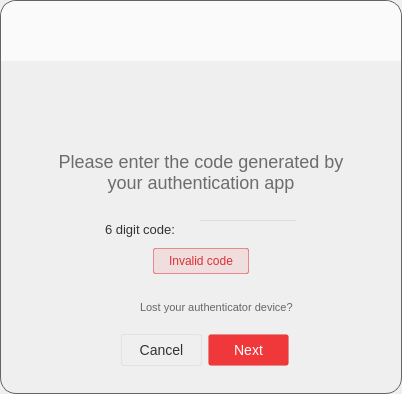
The window that src/MEGASync/gui/win/GuestWidget.ui (meganz/MEGAsync) describes before a commit, drawn with Qt 5.
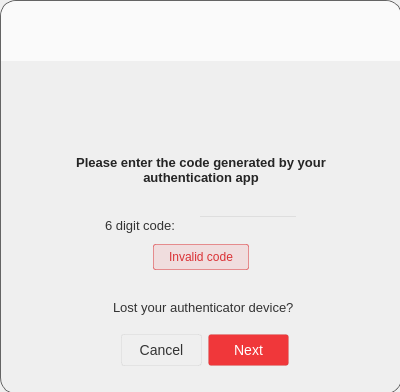
The same window after the commit. The open tabs and pages were chosen to show the change. Icons and pictures are not drawn.

Commit message: [UX] Minor layout fixes in Linux and Windows.

```diff
--- a/src/MEGASync/gui/win/GuestWidget.ui
+++ b/src/MEGASync/gui/win/GuestWidget.ui
@@ -6,8 +6,8 @@
    <rect>
     <x>0</x>
     <y>0</y>
-    <width>402</width>
-    <height>394</height>
+    <width>400</width>
+    <height>392</height>
    </rect>
   </property>
   <property name="sizePolicy">
@@ -18,14 +18,14 @@
   </property>
   <property name="minimumSize">
    <size>
-    <width>402</width>
-    <height>394</height>
+    <width>400</width>
+    <height>392</height>
    </size>
   </property>
   <property name="maximumSize">
    <size>
-    <width>402</width>
-    <height>394</height>
+    <width>400</width>
+    <height>392</height>
    </size>
   </property>
   <property name="windowTitle">
@@ -113,15 +113,16 @@
 
 #lDesc
 {
-  font-family: &quot;Lato&quot;;
-  font-size: 18px;
-  color:rgba(51, 51, 51, 0.7);
+  color: rgba(0,0,0,0.85);
+  font-family: &quot;SF UI Text&quot;;
+  font-size: 13px;
+  font-weight: 500;
 }
 
 #lCode
 {
     color: #333333;
-        font-family: &quot;Lato&quot;;
+  font-family: &quot;SF UI Text&quot;;
         font-size: 13px;
 }
 
@@ -157,9 +158,9 @@
 
 #lLostAuthCode
 {
-    color: #666666;
-        font-family: &quot;Lato&quot;;
-        font-size: 11px;
+  color: #333333;
+  font-family: &quot;SF UI Text&quot;;
+  font-size: 13px;
 }
 
 QPushButton
@@ -2546,7 +2547,7 @@
               </property>
               <property name="maximumSize">
                <size>
-                <width>16777215</width>
+                <width>24</width>
                 <height>16777215</height>
                </size>
               </property>
@@ -2579,7 +2580,7 @@
               </property>
               <property name="minimumSize">
                <size>
-                <width>187</width>
+                <width>207</width>
                 <height>0</height>
                </size>
               </property>
```
Left out of the diff: 2 changed lines with no effect on the pictures. The commit also changes 1 other file.
